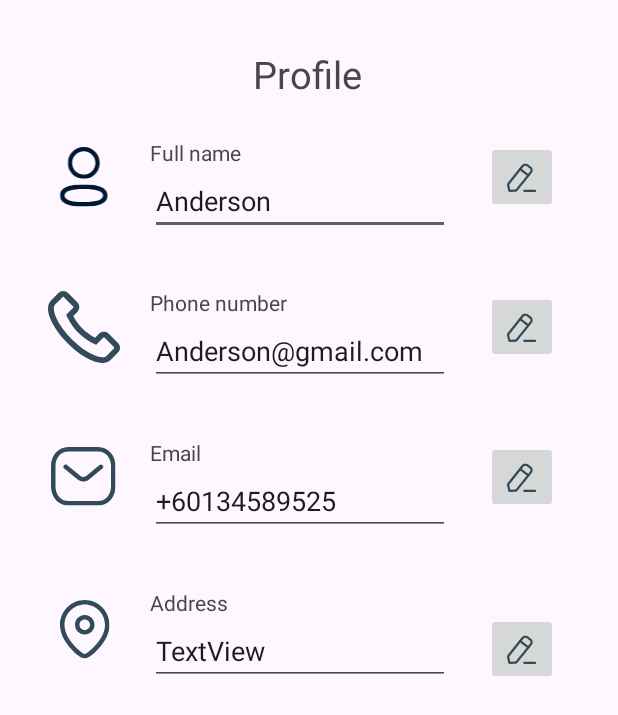
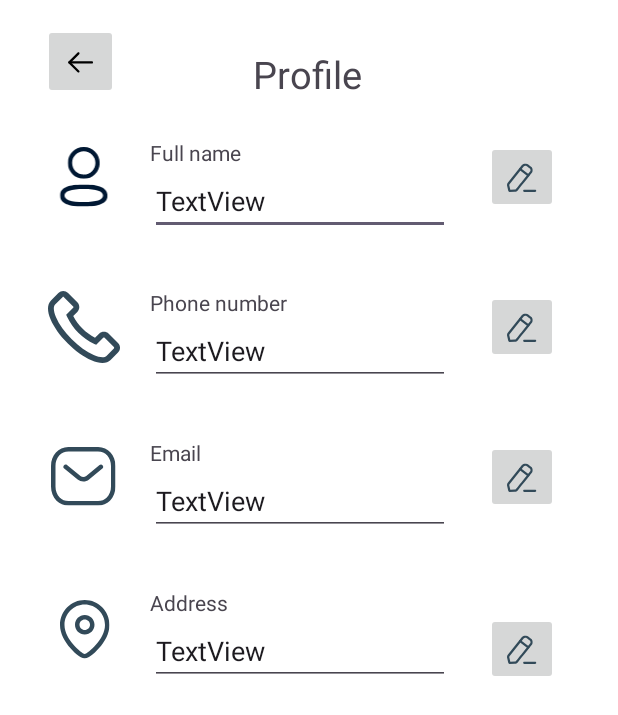
Before and after one commit to tringuyen2711/Shopcafe_mobile, an Android app: the fragment Profile_frg shown on its own in the app's theme, on a phone screen of 412 x 824 dp. Shown: the top 715 px of the screen. Run offline under Robolectric (Android 15) with nearby library versions, the phone set to English and light mode, and no system bars; our stand-ins replace Room's generated code; 10 statements that could not run were skipped.

Commit message:
profile oke

```diff
--- a/ShopCafe/app/src/main/java/com/example/shopcafe/Profile_frg.java
+++ b/ShopCafe/app/src/main/java/com/example/shopcafe/Profile_frg.java
@@ -9,28 +9,30 @@ import androidx.fragment.app.Fragment;
 import android.view.LayoutInflater;
 import android.view.View;
 import android.view.ViewGroup;
+import android.widget.Button;
 import android.widget.EditText;
-import android.widget.TextView;
+import android.widget.ImageButton;
 
 import com.example.shopcafe.database.userDB;
 
-/**
- * A simple {@link Fragment} subclass.
- * Use the {@link Profile_frg#newInstance} factory method to
- * create an instance of this fragment.
- */
+
 public class Profile_frg extends Fragment {
 
     private EditText e_name, e_phone, e_email, e_address;
-
+    private ImageButton back;
+    String nameUser;
+    int ID;
     public Profile_frg() {
         // Required empty public constructor
     }
 
 
-    public static Profile_frg newInstance() {
+    public static Profile_frg newInstance(String user_name, int ID) {
+        Bundle args = new Bundle();
+        args.putString("usname", user_name);
+        args.putInt("ID",ID);
         Profile_frg fragment = new Profile_frg();
-
+        fragment.setArguments(args);
         return fragment;
     }
 
@@ -41,19 +43,49 @@ public class Profile_frg extends Fragment {
         e_name = view.findViewById(R.id.name_edit);
         e_phone = view.findViewById(R.id.phone_edit);
         e_email = view.findViewById(R.id.email_edit);
-        e_address = view.findViewById(R.id.email_edit);
+        e_address = view.findViewById(R.id.address_edit);
+        back = view.findViewById(R.id.leftarrowProfile);
 
-        User u = userDB.getInstance(getContext()).userDAO().getdata();
+
+        User u = userDB.getInstance(getContext()).userDAO().findByName(nameUser);
+        ID = u.getId();
         e_name.setText(u.getUsername());
         e_phone.setText(u.getPhone());
-        e_email.setText(u.getPhone());
+        e_email.setText(u.getEmail());
         e_address.setText(u.getAddress());
+
+        String temp_name = e_name.getText().toString();
+        String temp_phone = e_phone.getText().toString();
+        String temp_email = e_email.getText().toString();
+        String temp_address = e_address.getText().toString();
+
+        u.setId(ID);
+        u.setUsername(temp_name);
+        u.setAddress(temp_address);
+        u.setPhone(temp_phone);
+        u.setEmail(temp_email);
+
+        userDB.getInstance(getActivity()).userDAO().updateuser(u);
+
+        back.setOnClickListener(new View.OnClickListener() {
+            @Override
+            public void onClick(View view) {
+                getActivity().getSupportFragmentManager().popBackStack();
+            }
+        });
+
+
+
+
     }
 
     @Override
     public void onCreate(Bundle savedInstanceState) {
         super.onCreate(savedInstanceState);
-
+        if(getArguments()!= null){
+            nameUser = getArguments().getString("usname");
+            ID = getArguments().getInt("ID");
+        }
     }
 
     @Override
--- a/ShopCafe/app/src/main/java/com/example/shopcafe/User.java
+++ b/ShopCafe/app/src/main/java/com/example/shopcafe/User.java
@@ -12,7 +12,7 @@ public class User {
     private String phone;
     private String email;
 
-    public User(String username, String address, String phone, String email) {
+    public User( String username, String address, String phone, String email) {
         this.username = username;
         this.address = address;
         this.phone = phone;
--- a/ShopCafe/app/src/main/java/com/example/shopcafe/database/userDAO.java
+++ b/ShopCafe/app/src/main/java/com/example/shopcafe/database/userDAO.java
@@ -1,8 +1,10 @@
 package com.example.shopcafe.database;
 
 import androidx.room.Dao;
+import androidx.room.Delete;
 import androidx.room.Insert;
 import androidx.room.Query;
+import androidx.room.Update;
 
 import com.example.shopcafe.User;
 
@@ -22,4 +24,12 @@ public interface userDAO {
 
     @Query("SELECT * FROM user where username= :name")
     User findByName(String name);
+
+    @Update
+    void updateuser(User u);
+
+    @Query("Delete from user")
+    void deletetable();
+
+
 }
--- a/ShopCafe/app/src/main/res/layout/fragment_profile_frg.xml
+++ b/ShopCafe/app/src/main/res/layout/fragment_profile_frg.xml
@@ -2,6 +2,9 @@
 <androidx.constraintlayout.widget.ConstraintLayout xmlns:android="http://schemas.android.com/apk/res/android"
     xmlns:app="http://schemas.android.com/apk/res-auto"
     xmlns:tools="http://schemas.android.com/tools"
+    android:background="@color/white"
+    android:focusable="true"
+    android:clickable="true"
     android:layout_width="match_parent"
     android:layout_height="match_parent"
     tools:context=".Profile_frg">
@@ -68,7 +71,7 @@
             app:layout_constraintVertical_bias="0.0" />
 
         <ImageButton
-            android:id="@+id/imageButton"
+            android:id="@+id/buttonName"
             android:layout_width="48dp"
             android:layout_height="48dp"
             android:layout_marginEnd="40dp"
@@ -248,4 +251,15 @@
             app:layout_constraintStart_toEndOf="@+id/imageView4"
             app:layout_constraintTop_toBottomOf="@+id/address_text" />
     </androidx.constraintlayout.widget.ConstraintLayout>
+
+    <ImageButton
+        android:id="@+id/leftarrowProfile"
+        android:layout_width="50dp"
+        android:layout_height="50dp"
+        android:layout_marginTop="16dp"
+        android:src="@drawable/leftarrow"
+        app:layout_constraintEnd_toStartOf="@+id/profile_text"
+        app:layout_constraintHorizontal_bias="0.239"
+        app:layout_constraintStart_toStartOf="parent"
+        app:layout_constraintTop_toTopOf="parent" />
 </androidx.constraintlayout.widget.ConstraintLayout>
```
Also changed, not shown: ShopCafe/app/src/main/java/com/example/shopcafe/Home.java (+20 -4 lines).
